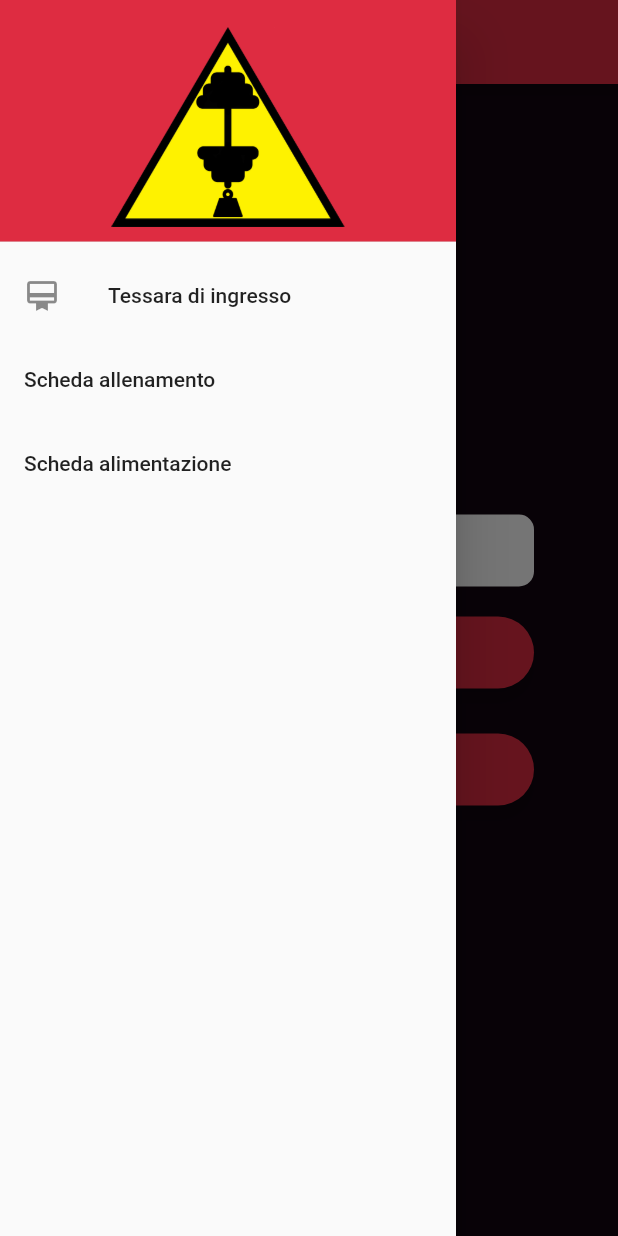
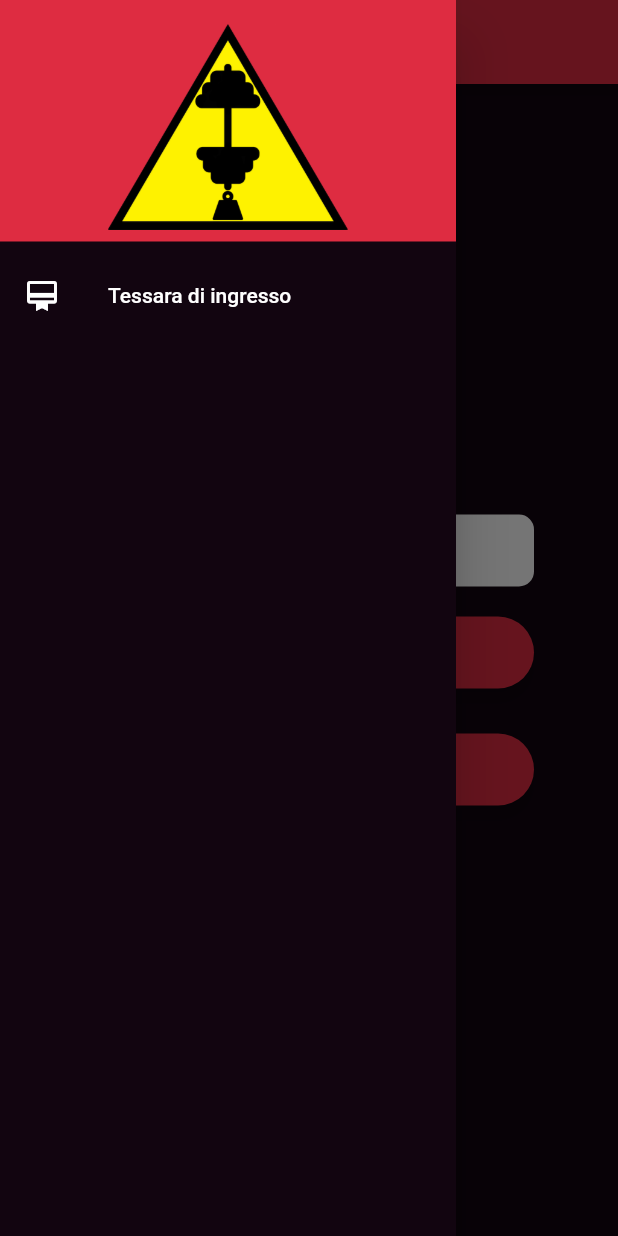
Before and after one commit to Buba98/flutter_gymApp, a Flutter app: the EntrancePage screen opened directly, with the side drawer open, on a phone screen of 412 x 824 dp. Run offline on Flutter 3.47's test engine with Material 2 defaults, Android fonts, the phone set to English and light mode, and no system bars; our stand-ins replace flutter_spinkit, flutter_typeahead, qr_flutter, rflutter_alert, shared_preferences; missing offline and left inert: devicelocale, qr; accounts and stored records are empty; Roboto replaces fonts that are missing (OpenSans).

Commit message:
Color correction

```diff
--- a/flutter_gym_app/lib/screen/entrance_page.dart
+++ b/flutter_gym_app/lib/screen/entrance_page.dart
@@ -44,7 +44,7 @@ class _EntrancePageState extends State<EntrancePage> {
         title: Text(
             Constants.MESSAGES.message(type: MESSAGE_TYPE.ENTRANCE_CARD)),
       ),
-      drawer: CustomDrawer().mainDrawer(context),
+      drawer: CustomDrawer().coloredDrawer(context),
       body: Center(
         child: SingleChildScrollView(
           child: Column(
@@ -55,7 +55,7 @@ class _EntrancePageState extends State<EntrancePage> {
                 child: Column(
                   children: [
                     Container(
-                      width: 300,
+                        width: 300,
                         decoration: BoxDecoration(
                             borderRadius: BorderRadius.circular(10.0),
                             color: Colors.white
--- a/flutter_gym_app/lib/utils/widgets/custom_drawer.dart
+++ b/flutter_gym_app/lib/utils/widgets/custom_drawer.dart
@@ -5,56 +5,49 @@ import 'package:flutter_gym_app/utils/custom_material_color.dart';
 import 'package:flutter_gym_app/utils/language/messages.dart';
 
 class CustomDrawer {
+
+  Theme coloredDrawer(BuildContext context) {
+    return Theme(
+      data: Theme.of(context).copyWith(
+        canvasColor: CustomColor().background(),
+      ),
+      child: mainDrawer(context),
+    );
+  }
+
   Drawer mainDrawer(BuildContext context) {
     return Drawer(
         child: ListView(
           padding: EdgeInsets.zero,
           children: <Widget>[
             DrawerHeader(
-              decoration: BoxDecoration(
-                color: CustomColor().foreground(),
+                decoration: BoxDecoration(
+                  color: CustomColor().foreground(),
 
 //                  image: DecorationImage(
 //                      image: AssetImage(Constants.GYM_LOGO),
 //                      fit: BoxFit.fitHeight
 //                  )
-              ),
-              child: Padding(
-                padding: EdgeInsets.only(top: 2, bottom: 2),
-                child: Image.asset(Constants.GYM_LOGO),
-              ),
+                ),
+                child:
+                Image.asset(Constants.GYM_LOGO)
             ),
             ListTile(
                 title: Text(
-                    Constants.MESSAGES.message(
-                        type: MESSAGE_TYPE.ENTRANCE_CARD)),
-                leading: Icon(Icons.card_membership),
+                  Constants.MESSAGES.message(
+                      type: MESSAGE_TYPE.ENTRANCE_CARD),
+                  style: TextStyle(color: Colors.white),),
+                leading: Icon(Icons.card_membership, color: Colors.white,),
                 onTap: () {
                   debugPrint(context.toString());
-                  if(context.widget.toString() == EntrancePage().toString())
+                  if (context.widget.toString() == EntrancePage().toString())
                     Navigator.pop(context);
                   else
                     Navigator.push(context,
-                      MaterialPageRoute(builder: (context) => EntrancePage()));
+                        MaterialPageRoute(
+                            builder: (context) => EntrancePage()));
                 }
-
-
             ),
-            ListTile(
-              title: Text('Scheda allenamento'),
-              onTap: () {
-//                Navigator.push(context, MaterialPageRoute(builder: (context) => TrainingCardScreen()));
-              },
-            ),
-            ListTile(
-              title: Text('Scheda alimentazione'),
-              onTap: () {
-//                Navigator.push(context, MaterialPageRoute(builder: (context) => SupplyCardScreen()));
-              },
-            ),
-            ListTile(
-
-            )
           ],
         )
     );
```
